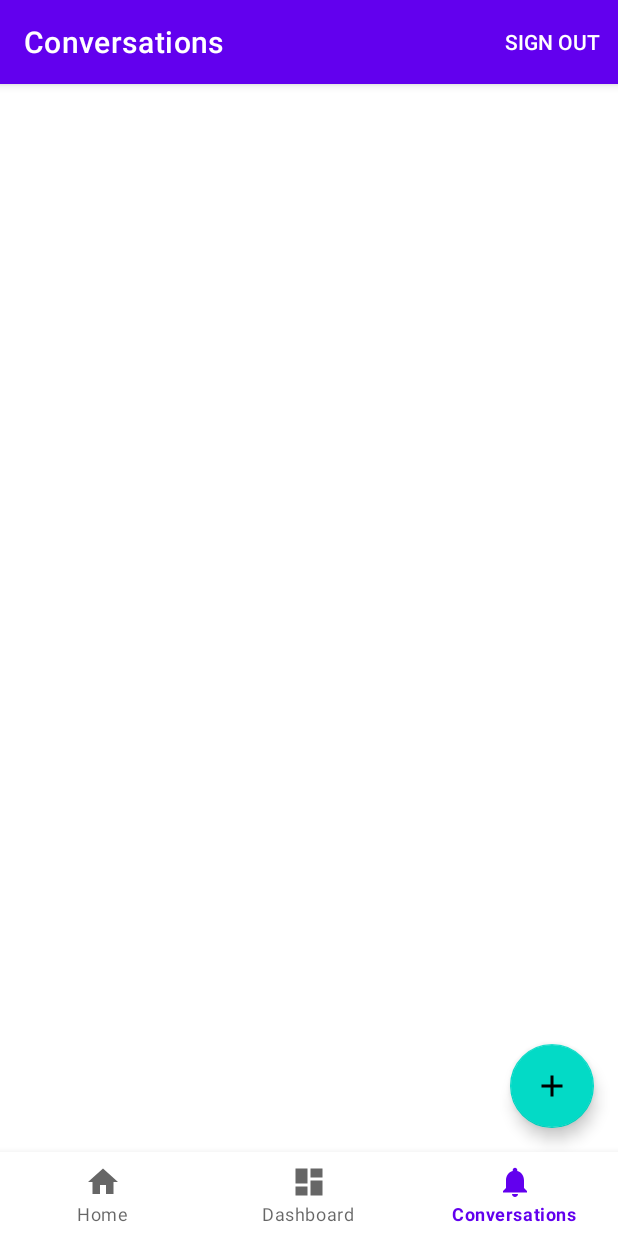
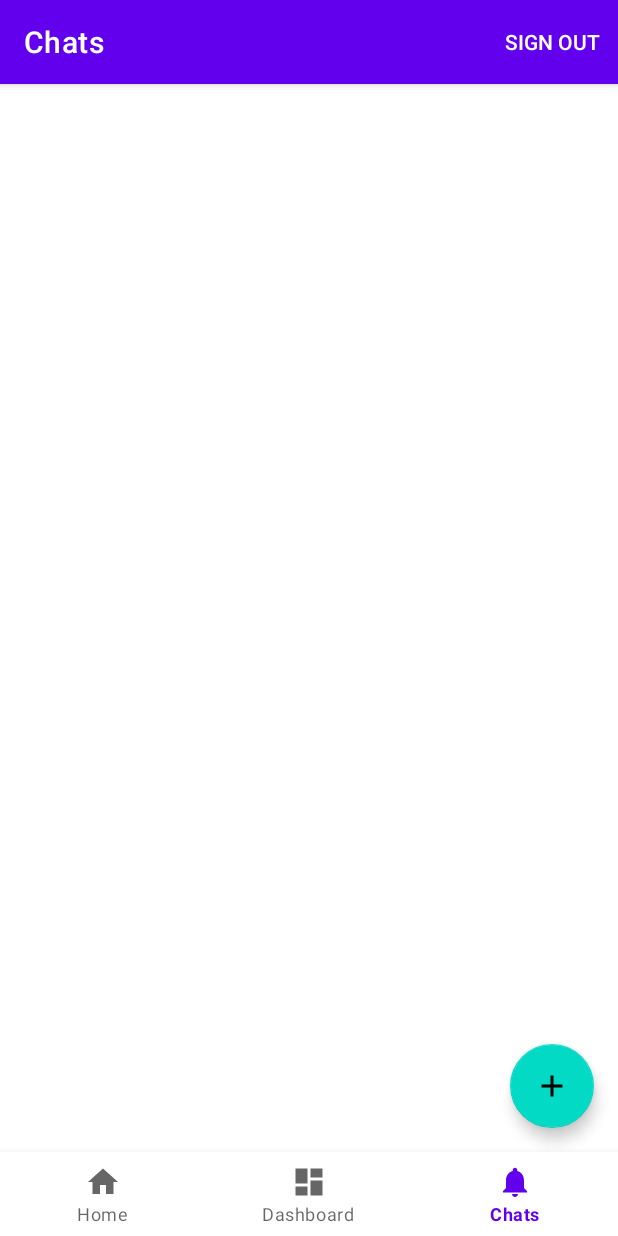
Before and after one commit to Priyanka-Sachan/PenCast, an Android app: the ChatListFragment screen opened through its navigation route, on a phone screen of 412 x 824 dp. Run offline under Robolectric (Android 15) with nearby library versions, the phone set to English and light mode, and no system bars; our stand-ins replace Firebase (no records; nobody signed in at launch, a user with empty details on screens opened directly), data binding, navigation-ui.

Commit message:
Bug fixes

```diff
--- a/app/build.gradle
+++ b/app/build.gradle
@@ -2,6 +2,7 @@ apply plugin: 'com.android.application'
 apply plugin: 'kotlin-android'
 apply plugin: 'kotlin-kapt'
 apply plugin: 'kotlin-android-extensions'
+apply plugin: 'androidx.navigation.safeargs'
 apply plugin: 'com.google.gms.google-services'
 
 android {
@@ -63,6 +64,10 @@ dependencies {
     //Library for image loader
     implementation 'com.github.bumptech.glide:glide:4.11.0'
 
+    //Groupie Recycler View
+    implementation "com.xwray:groupie:2.8.0"
+    implementation "com.xwray:groupie-kotlin-android-extensions:2.8.0"
+
     //Firebase-Analytics
     implementation 'com.google.firebase:firebase-analytics:17.4.3'
 
--- a/app/src/main/java/com/example/pencast/MainActivity.kt
+++ b/app/src/main/java/com/example/pencast/MainActivity.kt
@@ -27,11 +27,16 @@ class MainActivity : AppCompatActivity() {
         // menu should be considered as top level destinations.
         val appBarConfiguration = AppBarConfiguration(
             setOf(
-                R.id.navigation_home, R.id.navigation_dashboard, R.id.navigation_conversations
+                R.id.navigation_home, R.id.navigation_dashboard, R.id.navigation_chat_list
             )
         )
         setupActionBarWithNavController(navController, appBarConfiguration)
         navView.setupWithNavController(navController)
+    }
+
+    override fun onSupportNavigateUp(): Boolean {
+        val navController = this.findNavController(R.id.nav_host_fragment)
+        return navController.navigateUp()
     }
 
     private fun verifyUserIsLoggedIn() {
--- a/app/src/main/java/com/example/pencast/login/SignInFragment.kt
+++ b/app/src/main/java/com/example/pencast/login/SignInFragment.kt
@@ -33,7 +33,7 @@ class SignInFragment : Fragment() {
             signInUser()
         }
         binding.actionSignUp.setOnClickListener {
-            findNavController().navigate(R.id.action_signInFragment_to_signUpFragment)
+            findNavController().navigate(SignInFragmentDirections.actionSignInFragmentToSignUpFragment())
         }
         // Inflate the layout for this fragment
         return binding.root
--- a/app/src/main/java/com/example/pencast/login/SignUpFragment.kt
+++ b/app/src/main/java/com/example/pencast/login/SignUpFragment.kt
@@ -46,7 +46,7 @@ class SignUpFragment : Fragment() {
             signUpUser()
         }
         binding.actionSignIn.setOnClickListener {
-            findNavController().navigate(R.id.action_signUpFragment_to_signInFragment)
+            findNavController().navigate(SignUpFragmentDirections.actionSignUpFragmentToSignInFragment())
         }
         binding.signUpProfile.setOnClickListener {
             val imagePickerIntent = Intent(Intent.ACTION_PICK)
--- a/app/src/main/java/com/example/pencast/ui/conversation/ConversationsFragment.kt
+++ b/app/src/main/java/com/example/pencast/ui/chatList/ChatListFragment.kt
@@ -1,4 +1,4 @@
-package com.example.pencast.ui.conversation
+package com.example.pencast.ui.chatList
 
 import android.os.Bundle
 import android.view.LayoutInflater
@@ -8,11 +8,11 @@ import androidx.databinding.DataBindingUtil
 import androidx.fragment.app.Fragment
 import androidx.navigation.fragment.findNavController
 import com.example.pencast.R
-import com.example.pencast.databinding.FragmentConversationsBinding
+import com.example.pencast.databinding.FragmentChatListBinding
 
-class ConversationsFragment : Fragment() {
+class ChatListFragment : Fragment() {
 
-    lateinit var binding:FragmentConversationsBinding
+    lateinit var binding:FragmentChatListBinding
 
     override fun onCreateView(
             inflater: LayoutInflater,
@@ -21,12 +21,12 @@ class ConversationsFragment : Fragment() {
     ): View? {
         binding = DataBindingUtil.inflate(
             inflater,
-            R.layout.fragment_conversations,
+            R.layout.fragment_chat_list,
             container,
             false
         )
         binding.newConversationButton.setOnClickListener {
-            findNavController().navigate(R.id.action_navigation_conversations_to_friendsFragment)
+            findNavController().navigate(ChatListFragmentDirections.actionNavigationChatListToNavigationFriends())
         }
         return binding.root
     }
--- a/app/src/main/res/layout/fragment_conversations.xml
+++ b/app/src/main/res/layout/fragment_chat_list.xml
@@ -2,7 +2,7 @@
 <layout xmlns:android="http://schemas.android.com/apk/res/android"
     xmlns:app="http://schemas.android.com/apk/res-auto"
     xmlns:tools="http://schemas.android.com/tools"
-    tools:context=".ui.conversation.ConversationsFragment">
+    tools:context=".ui.chatList.ChatListFragment">
 
     <data></data>
 
--- a/app/src/main/res/menu/bottom_nav_menu.xml
+++ b/app/src/main/res/menu/bottom_nav_menu.xml
@@ -12,8 +12,8 @@
         android:title="@string/title_dashboard" />
 
     <item
-        android:id="@+id/navigation_conversations"
+        android:id="@+id/navigation_chat_list"
         android:icon="@drawable/ic_notifications_black_24dp"
-        android:title="@string/title_conversations" />
+        android:title="@string/title_chats" />
 
 </menu>
--- a/app/src/main/res/navigation/mobile_navigation.xml
+++ b/app/src/main/res/navigation/mobile_navigation.xml
@@ -18,21 +18,39 @@
         tools:layout="@layout/fragment_dashboard" />
 
     <fragment
-        android:id="@+id/navigation_conversations"
-        android:name="com.example.pencast.ui.conversation.ConversationsFragment"
-        android:label="@string/title_conversations"
-        tools:layout="@layout/fragment_conversations" >
+        android:id="@+id/navigation_chat_list"
+        android:name="com.example.pencast.ui.chatList.ChatListFragment"
+        android:label="@string/title_chats"
+        tools:layout="@layout/fragment_chat_list" >
         <action
-            android:id="@+id/action_navigation_conversations_to_friendsFragment"
-            app:destination="@id/friendsFragment" />
+            android:id="@+id/action_navigation_chat_list_to_navigation_chat"
+            app:destination="@id/navigation_chat" />
+        <action
+            android:id="@+id/action_navigation_chat_list_to_navigation_friends"
+            app:destination="@id/navigation_friends" />
     </fragment>
     <fragment
-        android:id="@+id/friendsFragment"
+        android:id="@+id/navigation_chat"
+        android:name="com.example.pencast.ui.chat.ChatFragment"
+        android:label="Chat"
+        tools:layout="@layout/fragment_chat" >
+        <action
+            android:id="@+id/action_navigation_chat_to_navigation_chat_list"
+            app:destination="@id/navigation_chat_list" />
+<!--        <argument-->
+<!--            android:name="friend"-->
+<!--            app:argType="com.example.pencast.ui.friend" />-->
+    </fragment>
+    <fragment
+        android:id="@+id/navigation_friends"
         android:name="com.example.pencast.ui.friend.FriendsFragment"
         android:label="Friends"
         tools:layout="@layout/fragment_friends" >
         <action
-            android:id="@+id/action_friendsFragment_to_navigation_conversations"
-            app:destination="@id/navigation_conversations" />
+            android:id="@+id/action_navigation_friends_to_navigation_chat"
+            app:destination="@id/navigation_chat" />
+        <action
+            android:id="@+id/action_navigation_friends_to_navigation_chat_list"
+            app:destination="@id/navigation_chat_list" />
     </fragment>
 </navigation>
--- a/app/src/main/res/values/strings.xml
+++ b/app/src/main/res/values/strings.xml
@@ -2,6 +2,6 @@
     <string name="app_name">PenCast</string>
     <string name="title_home">Home</string>
     <string name="title_dashboard">Dashboard</string>
-    <string name="title_conversations">Conversations</string>
+    <string name="title_chats">Chats</string>
     <string name="hello_blank_fragment">Hello blank fragment</string>
 </resources>
--- a/build.gradle
+++ b/build.gradle
@@ -9,6 +9,8 @@ buildscript {
         classpath "com.android.tools.build:gradle:4.0.0"
         classpath "org.jetbrains.kotlin:kotlin-gradle-plugin:$kotlin_version"
         classpath 'com.google.gms:google-services:4.3.3'
+        //Safe Args
+        classpath "androidx.navigation:navigation-safe-args-gradle-plugin:2.3.0"
 
         // NOTE: Do not place your application dependencies here; they belong
         // in the individual module build.gradle files
```
Also changed, not shown: app/src/main/java/com/example/pencast/ui/chat/ChatFragment.kt (added, +18 -0 lines), app/src/main/java/com/example/pencast/ui/friend/FriendsAdapter.kt (+10 -2 lines), app/src/main/res/layout/fragment_chat.xml (added, +13 -0 lines).
